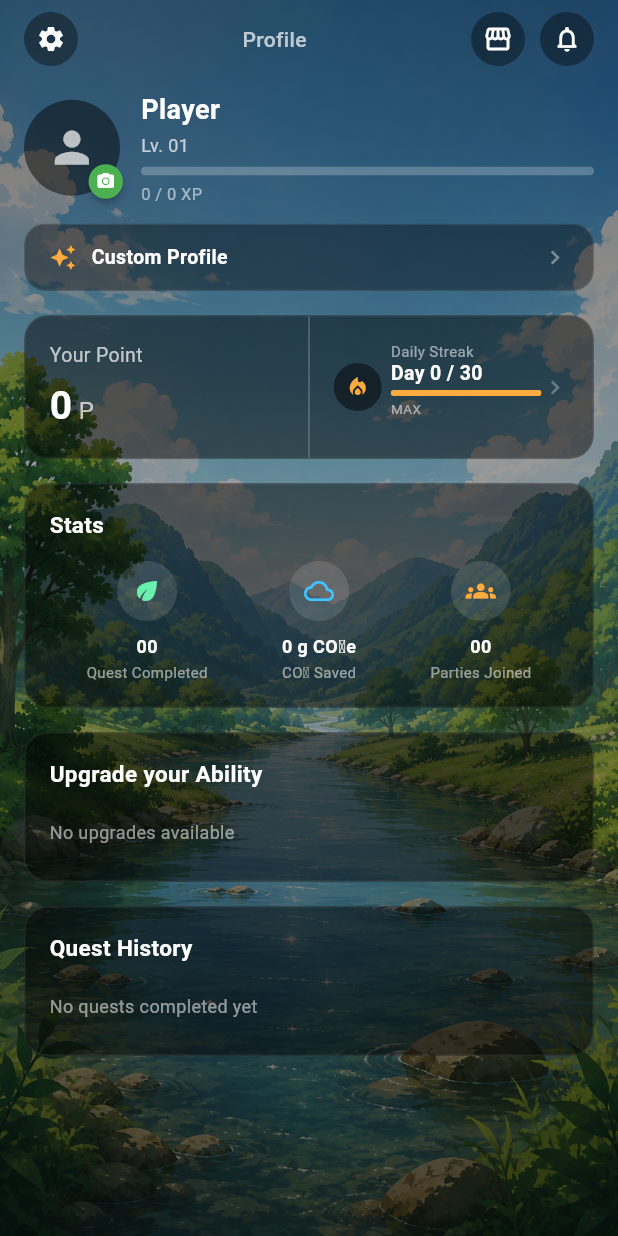
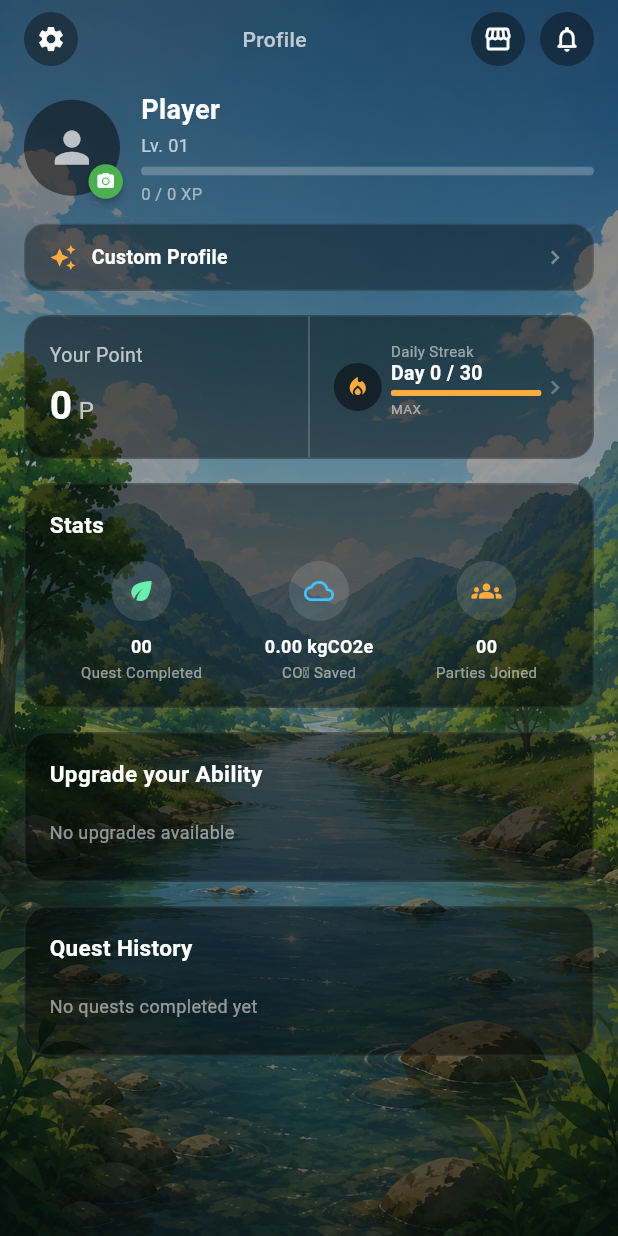
Before and after one commit to 1166109060036/Ecoquest, a Flutter app: the ProfilePage screen opened directly, on a phone screen of 412 x 824 dp. Run offline on Flutter 3.47's test engine with Material 3 defaults, Android fonts, the phone set to English and light mode, and no system bars; our stand-ins replace audioplayers, custom_refresh_indicator, image_picker, shared_preferences, socket_io_client; missing offline and left inert: gal; accounts and stored records are empty; network calls fail.

Commit message:
change kgco2e calulate logic

```diff
--- a/lib/models/party_model.dart
+++ b/lib/models/party_model.dart
@@ -63,8 +63,7 @@ class PartyQuestModel {
   final String impact;
   final int scorePoints;
   final int xpReward;
-  final double? co2eEstimateKg; // null = วัดเป็น CO2 ไม่ได้ (เช่น เก็บขยะ/ปลูกต้นไม้) โชว์ impactCategory แทน
-  final String impactCategory;
+  final double? co2eEstimateKg; // null = วัดเป็น CO2 ไม่ได้ (เช่น เก็บขยะ/ปลูกต้นไม้) แสดง/นับเป็น 0
 
   PartyQuestModel({
     required this.id,
@@ -78,7 +77,6 @@ class PartyQuestModel {
     required this.scorePoints,
     required this.xpReward,
     this.co2eEstimateKg,
-    this.impactCategory = '',
   });
 
   String? get coverImageAsset =>
@@ -97,7 +95,6 @@ class PartyQuestModel {
       scorePoints: json['scorePoints'] ?? 0,
       xpReward: json['xpReward'] ?? 0,
       co2eEstimateKg: (json['co2eEstimateKg'] as num?)?.toDouble(),
-      impactCategory: json['impactCategory'] ?? '',
     );
   }
 }
--- a/lib/models/quest_card_model.dart
+++ b/lib/models/quest_card_model.dart
@@ -22,10 +22,8 @@ class QuestCardModel {
   final String detail; // ข้อความอธิบายยาวในกล่อง "Quest Detail"
   final String? imageKey; // ชื่อไฟล์รูปปก (ไม่รวมนามสกุล) ในโฟลเดอร์ questimg
   final int xpReward;
-  // ค่าประมาณ kgCO2e ต่อการทำ 1 ครั้ง — null = กิจกรรมนี้วัดเป็น CO2 ไม่ได้ ให้โชว์ impactCategory แทน
+  // ค่าประมาณ kgCO2e ต่อการทำ 1 ครั้ง — null = วัดเป็น CO2 ไม่ได้ แสดง/นับเป็น 0 (ดู formatCo2e)
   final double? co2eEstimateKg;
-  final String impactCategory; // เช่น 'Food Waste Prevented', 'Litter Removed'
-  final String impactMetric; // หน่วยของผลกระทบ เช่น 'days', 'bottles', 'events'
   final String difficulty; // easy / medium / hard
   final String impact; // low / medium / high — ระดับผลกระทบต่อสิ่งแวดล้อม (ใช้คิดแต้มด้วย)
   final String questCategory; // food_waste / recycling / plastic / community / energy
@@ -56,8 +54,6 @@ class QuestCardModel {
     this.imageKey,
     this.xpReward = 0,
     this.co2eEstimateKg,
-    this.impactCategory = '',
-    this.impactMetric = '',
     this.difficulty = '',
     this.impact = '',
     this.questCategory = '',
@@ -91,8 +87,6 @@ class QuestCardModel {
       xpReward: json['xpReward'] ?? 0,
       // Mongo อาจส่งมาเป็น int ถ้าค่าเป็นจำนวนเต็มพอดี เลยต้องแปลงเป็น double เอง (null คงเป็น null)
       co2eEstimateKg: (json['co2eEstimateKg'] as num?)?.toDouble(),
-      impactCategory: json['impactCategory'] ?? '',
-      impactMetric: json['impactMetric'] ?? '',
       difficulty: json['difficulty'] ?? '',
       impact: json['impact'] ?? '',
       questCategory: json['category'] ?? '',
--- a/lib/utils/co2_format.dart
+++ b/lib/utils/co2_format.dart
@@ -1,7 +1,4 @@
-// ค่า kgCO2e ในแอพเป็น "ค่าประมาณ" เสมอ (ที่มาดู CO2_RESEARCH.md) — ใส่ "≈" ทุกครั้ง และต่ำกว่า 1 kg
-// แสดงเป็นกรัม (เดิมใช้ toStringAsFixed(1) ทำให้ค่าเล็กๆ แบบ 0.04 kg โชว์เป็น "0.0 kg")
-String formatCo2e(double kg) {
-  if (kg <= 0) return '0 g';
-  if (kg < 1) return '≈ ${(kg * 1000).round()} g';
-  return '≈ ${kg.toStringAsFixed(2)} kg';
-}
+// แสดงค่า CO2 เป็นตัวเลข + หน่วย kgCO2e เท่านั้นทุกจุดในแอพ ให้ตรงกับยอดรวมในหน้า Profile ที่บวกจากค่าเดียวกัน
+// ทศนิยม 2 ตำแหน่งเพราะค่าเล็กสุดของเควสคือ 0.01 (1 ตำแหน่งเดิมทำให้ 0.04 โชว์เป็น 0.0)
+// null = เควสที่วัดเป็น CO2 ไม่ได้อย่างมีหลักฐาน (ดู CO2_RESEARCH.md) นับเป็น 0 เหมือนตอนรวมยอดใน backend
+String formatCo2e(double? kg) => '${(kg ?? 0).toStringAsFixed(2)} kgCO2e';
--- a/lib/widgets/profile_sections.dart
+++ b/lib/widgets/profile_sections.dart
@@ -471,7 +471,7 @@ class StatsCard extends StatelessWidget {
                 StatItem(
                   icon: Icons.cloud_outlined,
                   iconColor: Colors.lightBlueAccent,
-                  value: '${formatCo2e(stats.co2eEstimateKg)} CO₂e',
+                  value: formatCo2e(stats.co2eEstimateKg),
                   label: 'CO₂ Saved',
                 ),
                 StatItem(
```
Also changed, not shown: lib/pages/community/party_tab.dart (+2 -10 lines), lib/pages/explore/quest_detail_page.dart (+10 -31 lines), 1 other file.
